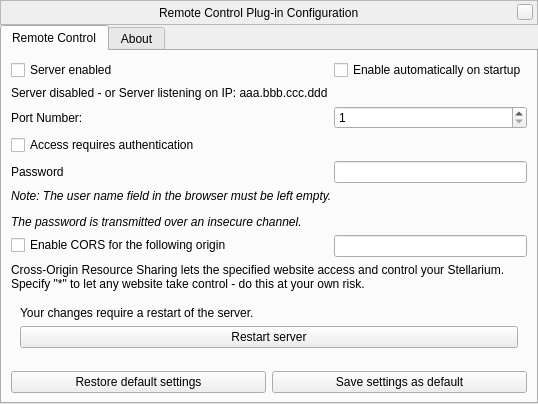
This is plugins/RemoteControl/src/gui/remoteControlDialog.ui in 519984307/stellarium_src as Qt 5 draws it before an edit. The edited form follows.
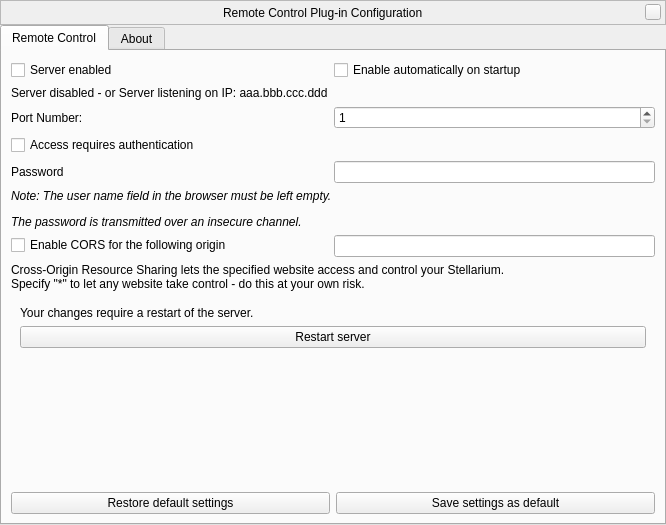
This is the edited form. Custom widgets are drawn as their Qt base class.

Patch:
```diff
--- a/plugins/RemoteControl/src/gui/remoteControlDialog.ui
+++ b/plugins/RemoteControl/src/gui/remoteControlDialog.ui
@@ -6,8 +6,8 @@
    <rect>
     <x>0</x>
     <y>0</y>
-    <width>530</width>
-    <height>358</height>
+    <width>666</width>
+    <height>525</height>
    </rect>
   </property>
   <property name="windowTitle">
@@ -251,9 +251,9 @@
         <widget class="QLineEdit" name="corsOriginEdit"/>
        </item>
        <item row="12" column="0" colspan="2">
-        <widget class="QLabel" name="label">
+        <widget class="QLabel" name="corsLabel">
          <property name="text">
-          <string>Cross-Origin Resource Sharing lets the specified website access and control your Stellarium.&lt;br/&gt;Specify "*" to let any website take control - do this at your own risk.</string>
+          <string>Cross-Origin Resource Sharing lets the specified website access and control your Stellarium.&lt;br/&gt;Specify &quot;*&quot; to let any website take control - do this at your own risk.</string>
          </property>
         </widget>
        </item>
```
